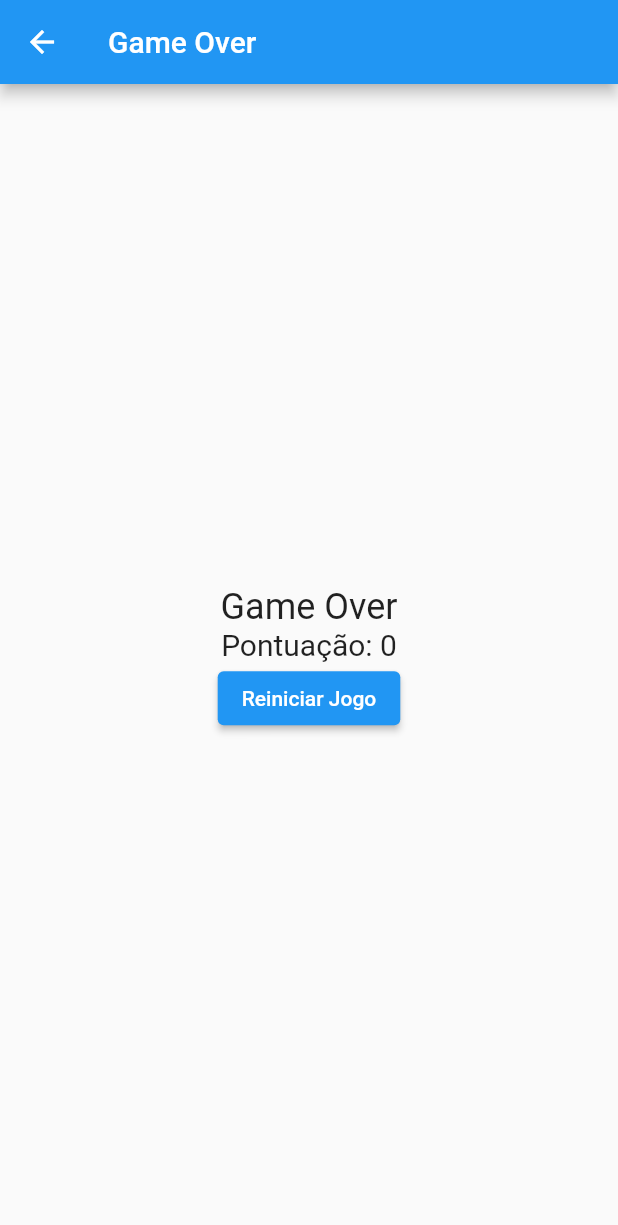
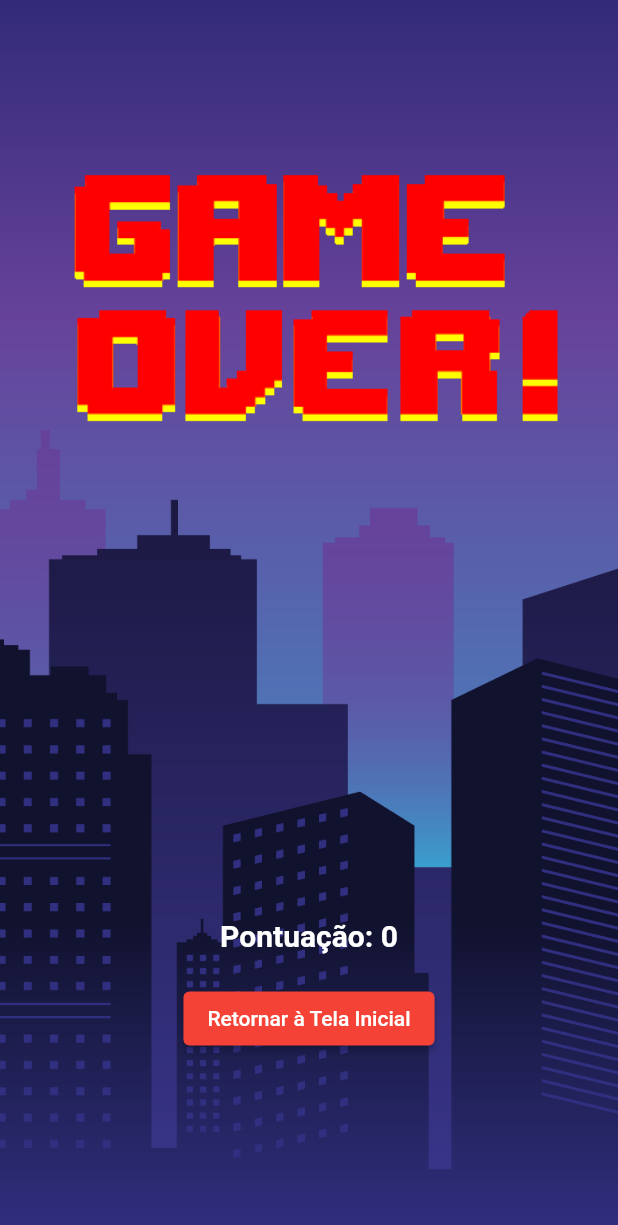
Before and after one commit to GuilhermeA08/gravity-guy, a Flutter app: the GameOverScreen screen opened directly with empty values, on a phone screen of 412 x 824 dp. Shown: the top 1225 px of the screen. Run offline on Flutter 3.47's test engine with Material 2 defaults, Android fonts, the phone set to English and light mode, and no system bars; our stand-ins replace get; missing offline and left inert: flame.

Commit message:
home and gameover screens

```diff
--- a/lib/background.dart
+++ b/lib/background.dart
@@ -1,5 +1,3 @@
-import 'dart:async';
-
 import 'package:flame/components.dart';
 import 'package:flappybird/game.dart';
 
--- a/lib/game.dart
+++ b/lib/game.dart
@@ -16,9 +16,6 @@ void main() {
   //Flame.device.setLandscape();
   runApp(GameWidget(
     game: FlappyBirdGame(),
-    loadingBuilder: (context) {
-      return Text("loading");
-    },
   ));
 }
 
@@ -82,7 +79,6 @@ class FlappyBirdGame extends FlameGame with TapCallbacks {
     super.update(dt);
 
     if (_person.gameOver == true) {
-      tc.text = "GAME OVER\n" + score.floor().toString() + " Pontos";
       _spike.vx = 0;
       _spike.omega = 0;
       _apple.vx = 0;
--- a/lib/gameover.dart
+++ b/lib/gameover.dart
@@ -10,30 +10,36 @@ class GameOverScreen extends StatelessWidget {
   @override
   Widget build(BuildContext context) {
     return Scaffold(
-      appBar: AppBar(
-        title: const Text('Game Over'),
+      body: Stack(
+        children: [
+          Container(
+            decoration: const BoxDecoration(
+              image: DecorationImage(image: AssetImage("assets/images/night.jpg"), fit: BoxFit.cover,),
             ),
-      body: Center(
+          ),
+          Center(
             child: Column(
-          mainAxisAlignment: MainAxisAlignment.center,
               children: <Widget>[
-            const Text(
-              'Game Over',
-              style: TextStyle(fontSize: 24),
-            ),
+                Image.asset('assets/images/tgif.gif'),
+                const SizedBox(height: 200),
                 Text(
                   'Pontuação: $score',
-              style: TextStyle(fontSize: 20),
+                  style: const TextStyle(fontSize: 20, fontWeight: FontWeight.bold, color: Colors.white),
                 ),
+                const SizedBox(height: 20),
                 ElevatedButton(
-              onPressed: () {
-                Get.to(const HomeScreen());
-              },
-              child: const Text('Reiniciar Jogo'),
+                  onPressed: () =>
+                    Get.to(const HomeScreen()),
+                  style: ElevatedButton.styleFrom(
+                    backgroundColor: Colors.red,
+                  ),
+                  child: const Text('Retornar à Tela Inicial'),
                 ),
               ],
             ),
           ),
+        ],
+      ),
     );
   }
 }
```
Also changed, not shown: lib/main.dart (+21 -10 lines), lib/person.dart (+15 -2 lines), assets/images/4kgif.gif (added), assets/images/GravityGuy.png (deleted), assets/images/ggback.gif (added), assets/images/gglogo.png (added), assets/images/newcity.jpg (added), assets/images/tgif.gif (added). Lines whose indentation alone changed are shown as unchanged.
